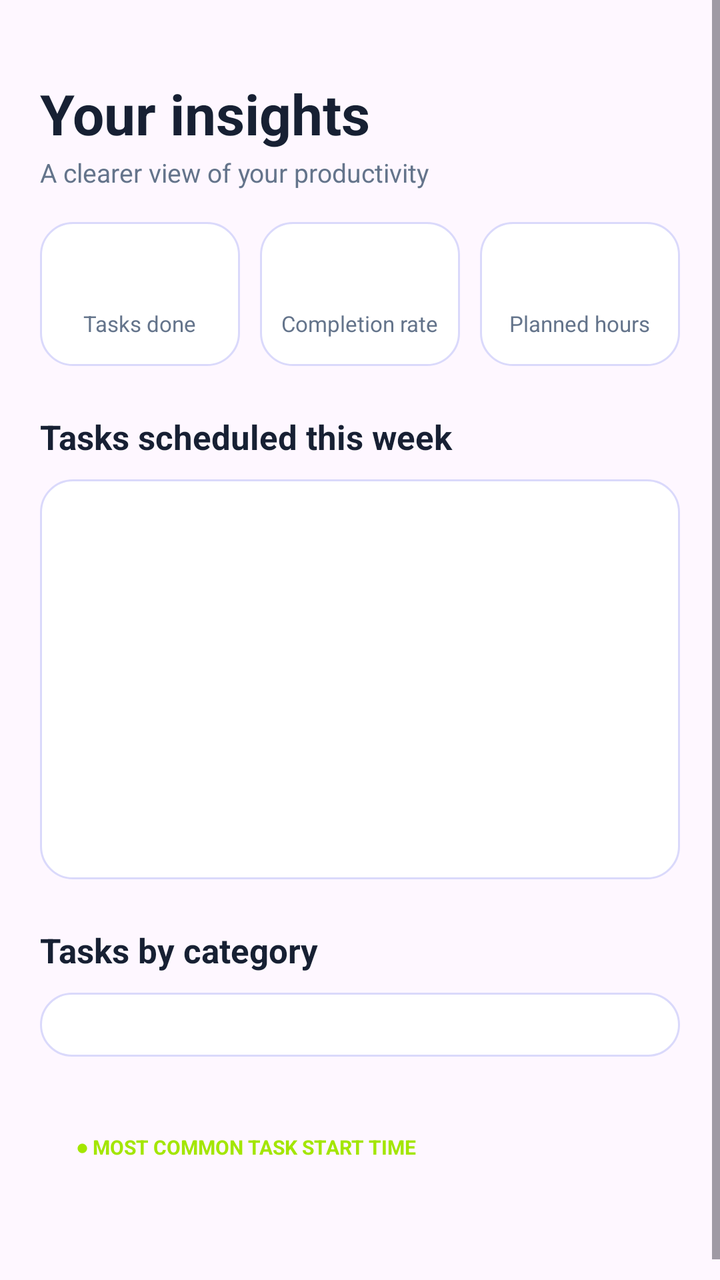
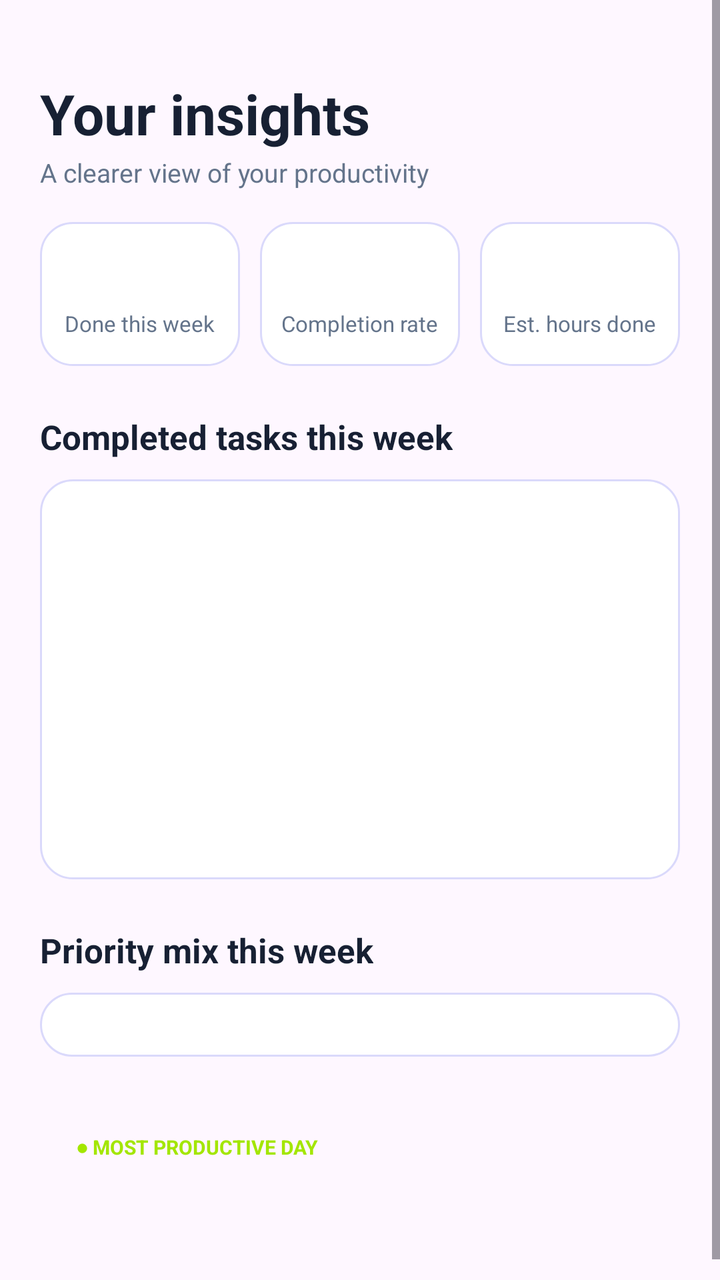

The first picture is an Android layout as it rendered before a commit; the second is the same layout after the commit. The layout source and the unified diff follow.
<!-- AndroidManifest.xml: application theme AppTheme -->
<!-- res/layout/activity_insights.xml -->
<?xml version="1.0" encoding="utf-8"?>
<LinearLayout xmlns:android="http://schemas.android.com/apk/res/android"
    android:layout_width="match_parent"
    android:layout_height="match_parent"

    android:orientation="vertical">

    <ScrollView
        android:layout_width="match_parent"
        android:layout_height="0dp"
        android:layout_weight="1"
        android:fillViewport="true">

        <LinearLayout
            android:layout_width="match_parent"
            android:layout_height="wrap_content"
            android:orientation="vertical"
            android:paddingStart="20dp"
            android:paddingTop="16dp"
            android:paddingEnd="20dp"
            android:paddingBottom="20dp">

            
            <TextView
                android:layout_width="wrap_content"
                android:layout_height="wrap_content"
                android:layout_marginTop="22dp"
                android:text="Your insights"
                android:textColor="#172033"
                android:textSize="28sp"
                android:textStyle="bold" />

            <TextView
                android:layout_width="wrap_content"
                android:layout_height="wrap_content"
                android:layout_marginTop="2dp"
                android:text="A clearer view of your productivity"
                android:textColor="#64748B"
                android:textSize="13sp" />

            
            <LinearLayout
                android:layout_width="match_parent"
                android:layout_height="wrap_content"
                android:layout_marginTop="16dp"
                android:orientation="horizontal">

                <LinearLayout
                    android:layout_width="0dp"
                    android:layout_height="wrap_content"
                    android:layout_marginEnd="5dp"
                    android:layout_weight="1"
                    android:background="@drawable/bg_card"
                    android:gravity="center"
                    android:orientation="vertical"
                    android:paddingTop="14dp"
                    android:paddingBottom="14dp">

                    <TextView
                        android:id="@+id/statTasksValue"
                        android:layout_width="wrap_content"
                        android:layout_height="wrap_content"
                        android:textColor="#2563EB"
                        android:textSize="22sp"
                        android:textStyle="bold" />

                    <TextView
                        android:layout_width="wrap_content"
                        android:layout_height="wrap_content"
                        android:text="Tasks done"
                        android:textColor="#64748B"
                        android:textSize="11sp" />
                </LinearLayout>

                <LinearLayout
                    android:layout_width="0dp"
                    android:layout_height="wrap_content"
                    android:layout_marginStart="5dp"
                    android:layout_marginEnd="5dp"
                    android:layout_weight="1"
                    android:background="@drawable/bg_card"
                    android:gravity="center"
                    android:orientation="vertical"
                    android:paddingTop="14dp"
                    android:paddingBottom="14dp">

                    <TextView
                        android:id="@+id/statOnTimeValue"
                        android:layout_width="wrap_content"
                        android:layout_height="wrap_content"
                        android:textColor="#2563EB"
                        android:textSize="22sp"
                        android:textStyle="bold" />

                    <TextView
                        android:layout_width="wrap_content"
                        android:layout_height="wrap_content"
                        android:text="Completion rate"
                        android:textColor="#64748B"
                        android:textSize="11sp" />
                </LinearLayout>

                <LinearLayout
                    android:layout_width="0dp"
                    android:layout_height="wrap_content"
                    android:layout_marginStart="5dp"
                    android:layout_weight="1"
                    android:background="@drawable/bg_card"
                    android:gravity="center"
                    android:orientation="vertical"
                    android:paddingTop="14dp"
                    android:paddingBottom="14dp">

                    <TextView
                        android:id="@+id/statFocusValue"
                        android:layout_width="wrap_content"
                        android:layout_height="wrap_content"
                        android:textColor="#2563EB"
                        android:textSize="22sp"
                        android:textStyle="bold" />

                    <TextView
                        android:layout_width="wrap_content"
                        android:layout_height="wrap_content"
                        android:text="Planned hours"
                        android:textColor="#64748B"
                        android:textSize="11sp" />
                </LinearLayout>
            </LinearLayout>

            
            <TextView
                android:layout_width="wrap_content"
                android:layout_height="wrap_content"
                android:layout_marginTop="24dp"
                android:text="Tasks scheduled this week"
                android:textColor="#172033"
                android:textSize="17sp"
                android:textStyle="bold" />

            <LinearLayout
                android:id="@+id/weeklyBars"
                android:layout_width="match_parent"
                android:layout_height="200dp"
                android:layout_marginTop="10dp"
                android:background="@drawable/bg_card"
                android:orientation="horizontal"
                android:paddingStart="12dp"
                android:paddingTop="14dp"
                android:paddingEnd="12dp"
                android:paddingBottom="14dp" />

            
            <TextView
                android:layout_width="wrap_content"
                android:layout_height="wrap_content"
                android:layout_marginTop="24dp"
                android:text="Tasks by category"
                android:textColor="#172033"
                android:textSize="17sp"
                android:textStyle="bold" />

            <LinearLayout
                android:id="@+id/categoriesContainer"
                android:layout_width="match_parent"
                android:layout_height="wrap_content"
                android:layout_marginTop="10dp"
                android:background="@drawable/bg_card"
                android:orientation="vertical"
                android:padding="16dp" />

            
            <LinearLayout
                android:id="@+id/focusCard"
                android:layout_width="match_parent"
                android:layout_height="wrap_content"
                android:layout_marginTop="20dp"
                android:orientation="vertical"
                android:padding="18dp">

                <TextView
                    android:layout_width="wrap_content"
                    android:layout_height="wrap_content"
                    android:text="● MOST COMMON TASK START TIME"
                    android:textColor="#A3E600"
                    android:textSize="10sp"
                    android:textStyle="bold" />

                <TextView
                    android:id="@+id/focusTimeText"
                    android:layout_width="wrap_content"
                    android:layout_height="wrap_content"
                    android:layout_marginTop="8dp"
                    android:textColor="#FFFFFF"
                    android:textSize="18sp"
                    android:textStyle="bold" />
            </LinearLayout>
        </LinearLayout>
    </ScrollView>
</LinearLayout>
<!-- resources referenced by this layout -->
<resources>
  <!-- drawable bg_card (drawable) -->
  <?xml version="1.0" encoding="utf-8"?>
  <shape xmlns:android="http://schemas.android.com/apk/res/android"
      android:shape="rectangle">
      <corners android:radius="16dp" />
      <solid android:color="@color/card_background" />
      <stroke android:width="1dp" android:color="@color/border" />
  </shape>
  <style name="AppTheme" parent="android:style/Theme.Material.Light.NoActionBar">
          <item name="android:windowBackground">@color/screen_background</item>
          <item name="android:statusBarColor">@color/screen_background</item>
          <item name="android:windowLightStatusBar">true</item>
          <item name="android:navigationBarColor">@color/screen_background</item>
      </style>
  <color name="card_background">#FFFFFF</color>
  <color name="border">#DAD9FB</color>
  <color name="screen_background">#FAFFFE</color>
</resources>

<!-- the commit's change to res/layout/activity_insights.xml (unified diff, before → after) -->
@@ -67,7 +67,7 @@
                     <TextView
                         android:layout_width="wrap_content"
                         android:layout_height="wrap_content"
-                        android:text="Tasks done"
+                        android:text="Done this week"
                         android:textColor="#64748B"
                         android:textSize="11sp" />
                 </LinearLayout>
@@ -122,7 +122,7 @@
                     <TextView
                         android:layout_width="wrap_content"
                         android:layout_height="wrap_content"
-                        android:text="Planned hours"
+                        android:text="Est. hours done"
                         android:textColor="#64748B"
                         android:textSize="11sp" />
                 </LinearLayout>
@@ -133,7 +133,7 @@
                 android:layout_width="wrap_content"
                 android:layout_height="wrap_content"
                 android:layout_marginTop="24dp"
-                android:text="Tasks scheduled this week"
+                android:text="Completed tasks this week"
                 android:textColor="#172033"
                 android:textSize="17sp"
                 android:textStyle="bold" />
@@ -155,7 +155,7 @@
                 android:layout_width="wrap_content"
                 android:layout_height="wrap_content"
                 android:layout_marginTop="24dp"
-                android:text="Tasks by category"
+                android:text="Priority mix this week"
                 android:textColor="#172033"
                 android:textSize="17sp"
                 android:textStyle="bold" />
@@ -181,7 +181,7 @@
                 <TextView
                     android:layout_width="wrap_content"
                     android:layout_height="wrap_content"
-                    android:text="● MOST COMMON TASK START TIME"
+                    android:text="● MOST PRODUCTIVE DAY"
                     android:textColor="#A3E600"
                     android:textSize="10sp"
                     android:textStyle="bold" />
